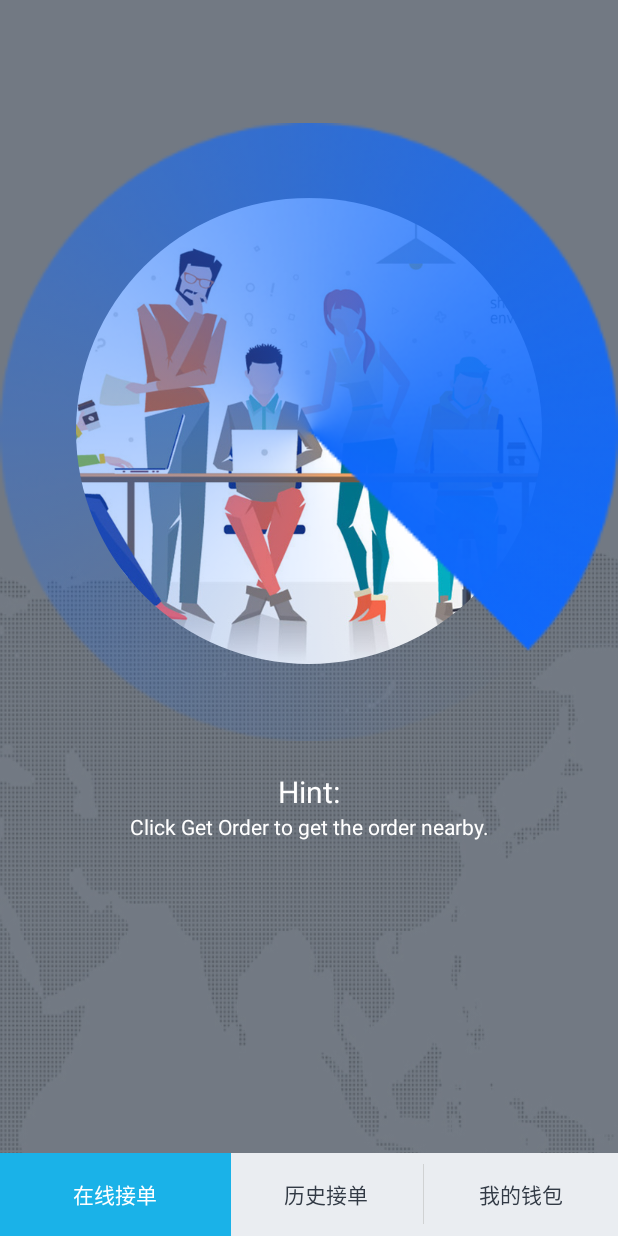
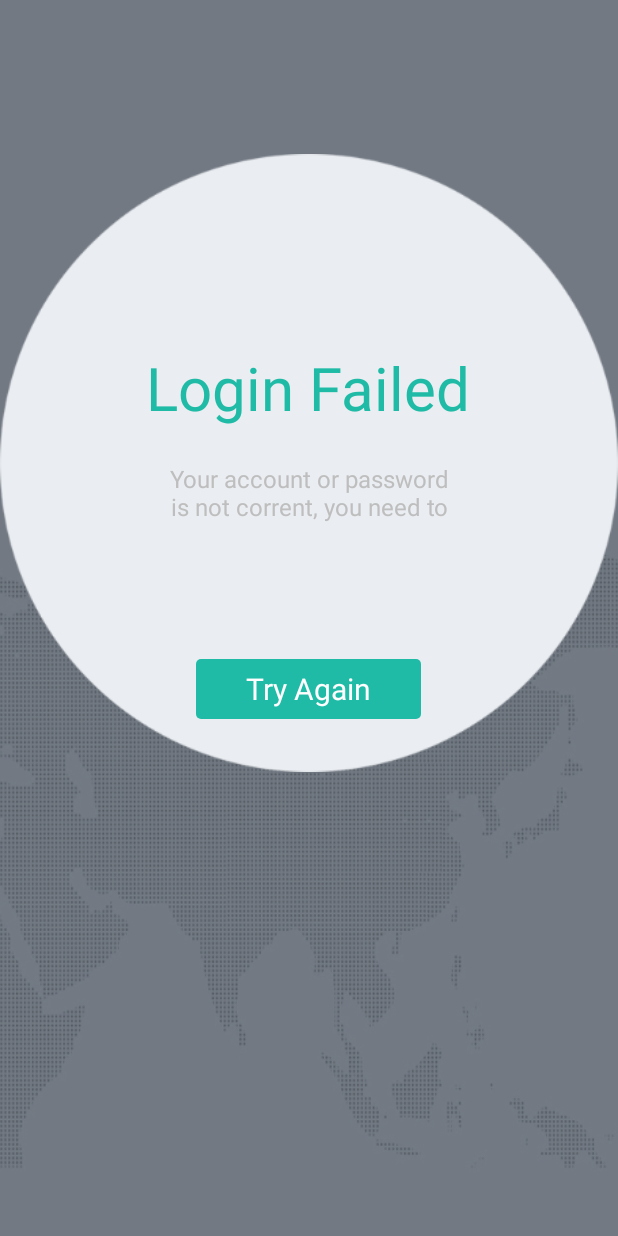
Before and after one commit to strawhatboy/SQBExpressAssistant, an Android app: the screen it shows after launch (mainActivity before the commit, loginFailedActivity after it), after a tap on "Login", on a phone screen of 412 x 824 dp. Run offline under Robolectric (Android 15) with nearby library versions, the phone set to English and light mode, and no system bars; our stand-ins replace CircleImageView.

Commit message:
added login failed activity and fix the navigation issue (evil back button...)

```diff
--- a/app/src/main/AndroidManifest.xml
+++ b/app/src/main/AndroidManifest.xml
@@ -14,17 +14,18 @@
         android:label="@string/app_name"
         android:theme="@android:style/Theme.NoTitleBar" >
         <activity android:name=".mainActivity" >
-        </activity>
-        <activity
-            android:name=".loginActivity" >
             <intent-filter>
                 <action android:name="android.intent.action.MAIN" />
 
                 <category android:name="android.intent.category.LAUNCHER" />
             </intent-filter>
         </activity>
+        <activity android:name=".loginActivity" >
+        </activity>
+        <activity android:name=".registrationActivity" >
+        </activity>
         <activity
-            android:name=".registrationActivity" >
+            android:name=".loginFailedActivity">
         </activity>
     </application>
 
--- /dev/null
+++ b/app/src/main/java/com/sqbnet/expressassistant/RequestCode.java
@@ -0,0 +1,10 @@
+package com.sqbnet.expressassistant;
+
+/**
+ * Created by Andy on 6/25/2015.
+ */
+public interface RequestCode {
+    int PICK_PHOTO = 0;
+    int LOGIN = 1;
+    int REGISTRATION = 2;
+}
--- /dev/null
+++ b/app/src/main/java/com/sqbnet/expressassistant/ResultCode.java
@@ -0,0 +1,8 @@
+package com.sqbnet.expressassistant;
+
+/**
+ * Created by Andy on 6/25/2015.
+ */
+public interface ResultCode {
+    int LOGIN_SUCCESS = 0;
+}
--- a/app/src/main/java/com/sqbnet/expressassistant/loginActivity.java
+++ b/app/src/main/java/com/sqbnet/expressassistant/loginActivity.java
@@ -43,12 +43,25 @@ public class loginActivity extends Activity {
         btn_login.setOnClickListener(new View.OnClickListener() {
             @Override
             public void onClick(View view) {
+                //TODO: add login api call here
+
                 Intent intent = new Intent();
-                intent.setClass(loginActivity.this, mainActivity.class);
 
-                //TODO: add login api call here
-                startActivity(intent);
-                //overridePendingTransition(R.animator.in_from_right, R.animator.out_to_left);
+                // TODO: for debugging
+                if (et_usr.getText().toString().equals("user")) {
+                    //login success
+                    //intent.putExtra()
+
+                    setResult(ResultCode.LOGIN_SUCCESS);
+                    finish();
+                } else {
+                    //login failed
+                    intent.setClass(loginActivity.this, loginFailedActivity.class);
+
+                    startActivity(intent);
+                    overridePendingTransition(R.animator.in_from_right, R.animator.out_to_left);
+                }
+
             }
         });
 
@@ -79,4 +92,9 @@ public class loginActivity extends Activity {
         }
         return super.onTouchEvent(event);
     }
+
+    @Override
+    public void onBackPressed() {
+        // Do nothing
+    }
 }
--- /dev/null
+++ b/app/src/main/java/com/sqbnet/expressassistant/loginFailedActivity.java
@@ -0,0 +1,34 @@
+package com.sqbnet.expressassistant;
+
+import android.app.Activity;
+import android.os.Bundle;
+import android.text.method.CharacterPickerDialog;
+import android.view.Menu;
+import android.view.MenuItem;
+import android.view.View;
+import android.widget.Button;
+
+
+public class loginFailedActivity extends Activity {
+
+    private Button btn_re_login;
+
+    @Override
+    protected void onCreate(Bundle savedInstanceState) {
+        super.onCreate(savedInstanceState);
+        setContentView(R.layout.activity_login_failed);
+
+        initView();
+    }
+
+    private void initView() {
+        btn_re_login = (Button) findViewById(R.id.btn_login_failed_re_login);
+
+        btn_re_login.setOnClickListener(new View.OnClickListener() {
+            @Override
+            public void onClick(View view) {
+                finish();
+            }
+        });
+    }
+}
--- a/app/src/main/java/com/sqbnet/expressassistant/mainActivity.java
+++ b/app/src/main/java/com/sqbnet/expressassistant/mainActivity.java
@@ -2,7 +2,11 @@ package com.sqbnet.expressassistant;
 
 import android.annotation.TargetApi;
 import android.app.Activity;
+import android.app.DownloadManager;
+import android.content.Context;
 import android.content.DialogInterface;
+import android.content.Intent;
+import android.content.SharedPreferences;
 import android.content.res.Resources;
 import android.graphics.Bitmap;
 import android.graphics.BitmapFactory;
@@ -58,6 +62,8 @@ public class mainActivity extends FragmentActivity implements View.OnClickListen
         setContentView(R.layout.activity_main);
 
         mViewPager = (ViewPager)this.findViewById(R.id.id_viewpager);
+
+        checkLoginStatus();
 
         initView();
 
@@ -116,6 +122,16 @@ public class mainActivity extends FragmentActivity implements View.OnClickListen
         resources = getResources();
     }
 
+    private void checkLoginStatus() {
+        SharedPreferences sharedPreferences = getSharedPreferences("userInfo", Activity.MODE_PRIVATE);
+        String token = sharedPreferences.getString("token", null);
+        if (token == null) {
+            Intent intent = new Intent();
+            intent.setClass(mainActivity.this, loginActivity.class);
+            startActivityForResult(intent, RequestCode.LOGIN);
+        }
+    }
+
     @Override
     public void onClick(View view) {
         switch (view.getId()){
@@ -153,4 +169,20 @@ public class mainActivity extends FragmentActivity implements View.OnClickListen
         }
         tabRobOrder.setIsWaiting(isWaiting);
     }
+
+
+    /**
+     * handler for the login
+     * @param requestCode
+     * @param resultCode
+     * @param data
+     */
+    @Override
+    protected void onActivityResult(int requestCode, int resultCode, Intent data) {
+        if (requestCode == RequestCode.LOGIN) {
+            if (resultCode == ResultCode.LOGIN_SUCCESS) {
+
+            }
+        }
+    }
 }
--- a/app/src/main/java/com/sqbnet/expressassistant/registrationActivity.java
+++ b/app/src/main/java/com/sqbnet/expressassistant/registrationActivity.java
@@ -35,8 +35,6 @@ public class registrationActivity extends Activity {
     private TextView tv_photo_placeholder;
     private CheckBox chkbox_accept_protocol;
 
-    private final int PICK_PHOTO = 0;
-
     private Bitmap photo;
 
     @Override
@@ -69,11 +67,12 @@ public class registrationActivity extends Activity {
         btn_cancel.setOnClickListener(new View.OnClickListener() {
             @Override
             public void onClick(View view) {
-                Intent intent = new Intent();
+                /*Intent intent = new Intent();
                 intent.setClass(registrationActivity.this, loginActivity.class);
 
                 startActivity(intent);
-                overridePendingTransition(R.animator.in_from_left, R.animator.out_to_right);
+                overridePendingTransition(R.animator.in_from_left, R.animator.out_to_right);*/
+                finish();
             }
         });
 
@@ -89,7 +88,7 @@ public class registrationActivity extends Activity {
                 Intent chooserIntent = Intent.createChooser(getIntent, "Select Image");
                 chooserIntent.putExtra(Intent.EXTRA_INITIAL_INTENTS, new Intent[]{pickIntent});
 
-                startActivityForResult(chooserIntent, PICK_PHOTO);
+                startActivityForResult(chooserIntent, RequestCode.PICK_PHOTO);
             }
         });
     }
@@ -119,7 +118,7 @@ public class registrationActivity extends Activity {
             return;
         }
 
-        if (requestCode == PICK_PHOTO) {
+        if (requestCode == RequestCode.PICK_PHOTO) {
             try {
                 Uri originalUri = data.getData();
                 photo = MediaStore.Images.Media.getBitmap(getContentResolver(), originalUri);
--- /dev/null
+++ b/app/src/main/res/layout/activity_login_failed.xml
@@ -0,0 +1,62 @@
+<LinearLayout xmlns:android="http://schemas.android.com/apk/res/android"
+    xmlns:tools="http://schemas.android.com/tools" android:layout_width="match_parent"
+    android:layout_height="match_parent"
+    tools:context="com.sqbnet.expressassistant.loginFailedActivity"
+    android:orientation="vertical"
+    android:background="@drawable/bg2">
+
+    <LinearLayout
+        android:layout_width="fill_parent"
+        android:layout_height="0dp"
+        android:layout_weight="1.2">
+
+    </LinearLayout>
+
+    <RelativeLayout
+        android:layout_width="fill_parent"
+        android:layout_height="0dp"
+        android:orientation="vertical"
+        android:layout_weight="6">
+        <ImageView
+            android:id="@+id/iv_login_failed_circle"
+            android:layout_width="fill_parent"
+            android:layout_height="fill_parent"
+            android:src="@drawable/login_failed_circle"/>
+        <TextView
+            android:layout_width="wrap_content"
+            android:layout_height="wrap_content"
+            android:layout_centerInParent="true"
+            android:paddingBottom="100dp"
+            android:text="@string/login_failed_title"
+            android:textSize="40sp"
+            android:textColor="@color/font_green"/>
+        <TextView
+            android:id="@+id/tv_login_failed_info"
+            android:layout_width="200dp"
+            android:paddingTop="40dp"
+            android:gravity="center"
+            android:layout_height="wrap_content"
+            android:layout_centerInParent="true"
+            android:text="@string/login_failed_info"
+            android:textSize="16sp"/>
+        <Button
+            android:id="@+id/btn_login_failed_re_login"
+            android:layout_width="150dp"
+            android:layout_height="40dp"
+            android:layout_alignParentBottom="true"
+            android:layout_centerHorizontal="true"
+            android:layout_marginBottom="50dp"
+            android:text="@string/login_failed_btn_re_login"
+            android:textColor="@color/font_white"
+            android:background="@drawable/button_green_selector"
+            android:textSize="20sp"
+            />
+    </RelativeLayout>
+
+    <RelativeLayout
+        android:layout_width="fill_parent"
+        android:layout_height="0dp"
+        android:layout_weight="4"
+        android:orientation="vertical">
+    </RelativeLayout>
+</LinearLayout>
--- a/app/src/main/res/layout/tab_rob_order.xml
+++ b/app/src/main/res/layout/tab_rob_order.xml
@@ -25,7 +25,7 @@
 
             android:src="@drawable/status_selection_bg"/>
         <ImageView
-            android:visibility="visible"
+            android:visibility="invisible"
             android:id="@+id/iv_searching_radar"
             android:layout_width="fill_parent"
             android:layout_height="fill_parent"
--- a/app/src/main/res/values/strings.xml
+++ b/app/src/main/res/values/strings.xml
@@ -42,4 +42,8 @@
     <string name="searching_waiting_for_order">Waiting for the order !</string>
     <string name="searching_hint">Hint:</string>
     <string name="searching_hint_content">Click "Get Order" to get the order nearby.</string>
+    <string name="title_activity_login_failed">loginFailedActivity</string>
+    <string name="login_failed_title">Login Failed</string>
+    <string name="login_failed_info">Your account or password is not corrent, you need to</string>
+    <string name="login_failed_btn_re_login">Try Again</string>
 </resources>
```
Also changed, not shown: 1 other file.
